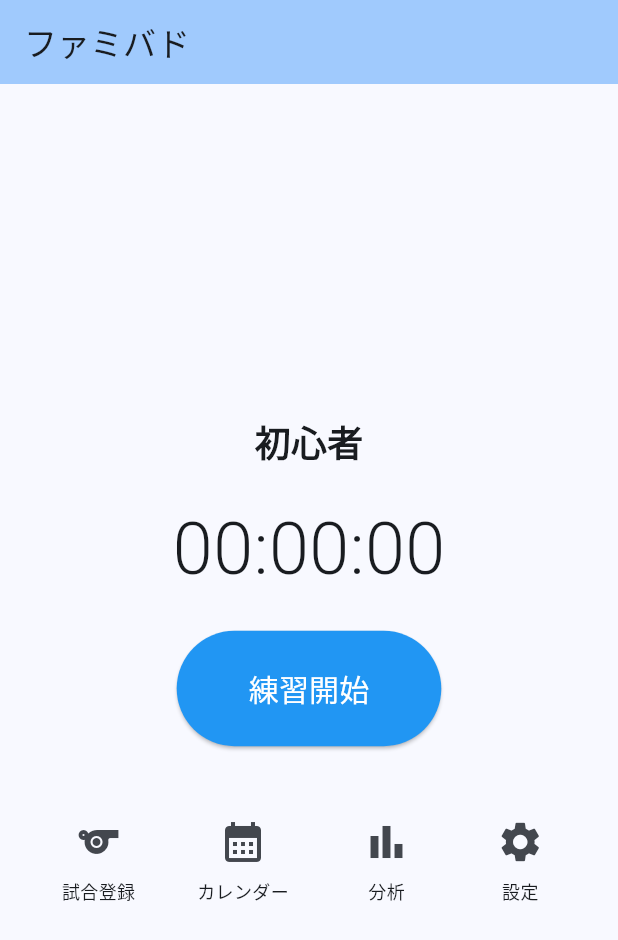
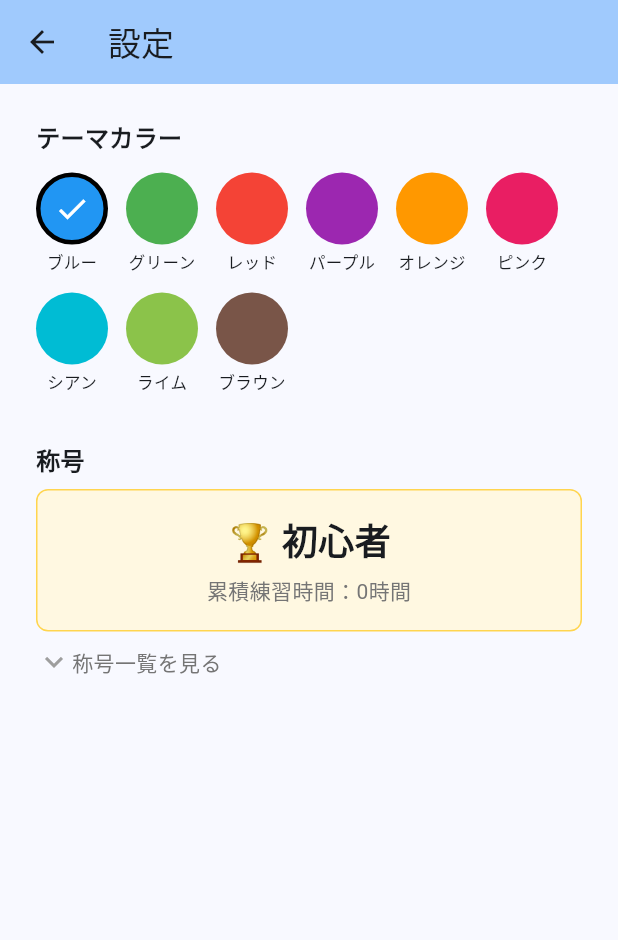
Before and after one commit to yuri-kuramoto/badminton-score-app, a Flutter app: the screen it shows after launch, after a tap on the "settings" icon, on a phone screen of 412 x 824 dp. Shown: the top 940 px of the screen. Run offline on Flutter 3.47's test engine with Material 3 defaults, Android fonts, the phone set to English and light mode, and no system bars; our stand-ins replace sqflite; accounts and stored records are empty.

Commit message:
設定画面: 称号折りたたみ、テーマカラー上部移動、カラー即時反映

```diff
--- a/lib/database/db_helper.dart
+++ b/lib/database/db_helper.dart
@@ -16,7 +16,12 @@ class DbHelper {
   Future<Database> _initDB(String fileName) async {
     final dbPath = await getDatabasesPath();
     final path = join(dbPath, fileName);
-    return await openDatabase(path, version: 1, onCreate: _createDB);
+    return await openDatabase(
+      path,
+      version: 2,
+      onCreate: _createDB,
+      onUpgrade: _upgradeDB,
+    );
   }
 
   Future _createDB(Database db, int version) async {
@@ -64,6 +69,7 @@ class DbHelper {
         id INTEGER PRIMARY KEY AUTOINCREMENT,
         theme_color TEXT NOT NULL DEFAULT '#2196F3',
         current_title_id INTEGER,
+        selected_title TEXT DEFAULT '初心者',
         FOREIGN KEY (current_title_id) REFERENCES titles (id)
       )
     ''');
@@ -77,9 +83,18 @@ class DbHelper {
     ''');
 
     await db.execute('''
-      INSERT INTO settings (theme_color, current_title_id) VALUES ('#2196F3', 1)
+      INSERT INTO settings (theme_color, current_title_id, selected_title) VALUES ('#2196F3', 1, '初心者')
     ''');
   }
+
+  Future _upgradeDB(Database db, int oldVersion, int newVersion) async {
+    if (oldVersion < 2) {
+      await db.execute(
+        'ALTER TABLE settings ADD COLUMN selected_title TEXT DEFAULT "初心者"'
+      );
+    }
+  }
+
   // 練習開始を記録
   Future<int> startPractice() async {
     final db = await database;
@@ -114,6 +129,7 @@ class DbHelper {
       whereArgs: [id],
     );
   }
+
   // 試合を保存
   Future<int> insertMatch(Map<String, dynamic> data) async {
     final db = await database;
@@ -125,6 +141,7 @@ class DbHelper {
     final db = await database;
     await db.insert('match_members', data);
   }
+
   // 日付ごとの練習時間を取得
   Future<Map<String, int>> getPracticeMinutesByDate() async {
     final db = await database;
@@ -152,6 +169,7 @@ class DbHelper {
       orderBy: 'started_at ASC',
     );
   }
+
   // 練習記録を手動追加
   Future<void> insertPracticeSession(
     DateTime startedAt,
@@ -197,6 +215,7 @@ class DbHelper {
       whereArgs: [id],
     );
   }
+
   // 累積練習時間（全期間）
   Future<int> getTotalPracticeMinutes() async {
     final db = await database;
@@ -265,6 +284,7 @@ class DbHelper {
       'draws': result.first['draws'] as int? ?? 0,
     };
   }
+
   // 時間かぶりチェック
   Future<bool> hasPracticeOverlap(
     String date,
@@ -293,4 +313,18 @@ class DbHelper {
     );
     return result.isNotEmpty;
   }
+
+  // 設定を取得
+  Future<Map<String, dynamic>> getSettings() async {
+    final db = await database;
+    final result = await db.query('settings', limit: 1);
+    if (result.isEmpty) return {};
+    return result.first;
   }
+
+  // 設定を更新
+  Future<void> updateSettings(Map<String, dynamic> data) async {
+    final db = await database;
+    await db.update('settings', data);
+  }
+}
--- a/lib/main.dart
+++ b/lib/main.dart
@@ -2,17 +2,53 @@ import 'package:flutter/material.dart';
 import 'database/db_helper.dart';
 import 'screens/match_register_screen.dart';
 import 'screens/calendar_screen.dart';
+import 'screens/analysis_screen.dart';
+import 'screens/settings_screen.dart';
 import 'package:flutter_localizations/flutter_localizations.dart';
-import 'screens/analysis_screen.dart';
 
 void main() async {
   WidgetsFlutterBinding.ensureInitialized();
   await DbHelper.instance.database;
-  runApp(const MyApp());
+  final settings = await DbHelper.instance.getSettings();
+  final savedColor = settings['theme_color'] as String? ?? '#2196F3';
+  runApp(MyApp(initialColor: savedColor));
 }
 
-class MyApp extends StatelessWidget {
-  const MyApp({super.key});
+class MyApp extends StatefulWidget {
+  final String initialColor;
+  const MyApp({super.key, required this.initialColor});
+
+  static _MyAppState of(BuildContext context) =>
+      context.findAncestorStateOfType<_MyAppState>()!;
+
+  @override
+  State<MyApp> createState() => _MyAppState();
+}
+
+class _MyAppState extends State<MyApp> {
+  late Color themeColor;
+
+  final Map<String, Color> colorMap = {
+    '#2196F3': Colors.blue,
+    '#4CAF50': Colors.green,
+    '#F44336': Colors.red,
+    '#9C27B0': Colors.purple,
+    '#FF9800': Colors.orange,
+    '#E91E63': Colors.pink,
+    '#00BCD4': Colors.cyan,
+    '#8BC34A': const Color(0xFF8BC34A),
+    '#795548': const Color(0xFF795548),
+  };
+
+  @override
+  void initState() {
+    super.initState();
+    themeColor = colorMap[widget.initialColor] ?? Colors.blue;
+  }
+
+  void updateThemeColor(Color color) {
+    setState(() => themeColor = color);
+  }
 
   @override
   Widget build(BuildContext context) {
@@ -27,7 +63,7 @@ class MyApp extends StatelessWidget {
         Locale('ja', 'JP'),
       ],
       theme: ThemeData(
-        colorScheme: ColorScheme.fromSeed(seedColor: Colors.blue),
+        colorScheme: ColorScheme.fromSeed(seedColor: themeColor),
         useMaterial3: true,
       ),
       home: const HomeScreen(),
@@ -48,6 +84,7 @@ class _HomeScreenState extends State<HomeScreen> {
   int? _currentSessionId;
   Duration _elapsed = Duration.zero;
   late final Stream<Duration> _timerStream;
+  String _currentTitle = '初心者';
 
   @override
   void initState() {
@@ -58,11 +95,18 @@ class _HomeScreenState extends State<HomeScreen> {
       }
       return Duration.zero;
     });
+    _loadSettings();
+  }
+
+  Future<void> _loadSettings() async {
+    final settings = await DbHelper.instance.getSettings();
+    setState(() {
+      _currentTitle = settings['selected_title'] as String? ?? '初心者';
+    });
   }
 
   void _togglePractice() async {
     if (_isPracticing) {
-      // 練習終了
       await DbHelper.instance.endPractice(_currentSessionId!);
       setState(() {
         _isPracticing = false;
@@ -71,7 +115,6 @@ class _HomeScreenState extends State<HomeScreen> {
         _startTime = null;
       });
     } else {
-      // 練習開始
       final id = await DbHelper.instance.startPractice();
       setState(() {
         _isPracticing = true;
@@ -99,13 +142,12 @@ class _HomeScreenState extends State<HomeScreen> {
         child: Column(
           mainAxisAlignment: MainAxisAlignment.center,
           children: [
-            const Text(
-              '初心者',
-              style: TextStyle(fontSize: 24, fontWeight: FontWeight.bold),
+            Text(
+              '🏆 $_currentTitle',
+              style: const TextStyle(fontSize: 20, fontWeight: FontWeight.bold),
             ),
             const SizedBox(height: 20),
 
-            // タイマー表示
             StreamBuilder<Duration>(
               stream: _timerStream,
               builder: (context, snapshot) {
@@ -118,11 +160,12 @@ class _HomeScreenState extends State<HomeScreen> {
             ),
             const SizedBox(height: 20),
 
-            // 練習開始/終了ボタン
             ElevatedButton(
               onPressed: _togglePractice,
               style: ElevatedButton.styleFrom(
-                backgroundColor: _isPracticing ? Colors.red : Colors.blue,
+                backgroundColor: _isPracticing
+                    ? Colors.red
+                    : Theme.of(context).colorScheme.primary,
                 foregroundColor: Colors.white,
                 padding: const EdgeInsets.symmetric(horizontal: 48, vertical: 24),
               ),
@@ -133,7 +176,6 @@ class _HomeScreenState extends State<HomeScreen> {
             ),
             const SizedBox(height: 40),
 
-            // ナビゲーションボタン
             Row(
               mainAxisAlignment: MainAxisAlignment.spaceEvenly,
               children: [
@@ -161,7 +203,15 @@ class _HomeScreenState extends State<HomeScreen> {
                     ),
                   );
                 }),
-                _navButton(Icons.settings, '設定', onTap: () {}),
+                _navButton(Icons.settings, '設定', onTap: () async {
+                  await Navigator.push(
+                    context,
+                    MaterialPageRoute(
+                      builder: (context) => const SettingsScreen(),
+                    ),
+                  );
+                  _loadSettings();
+                }),
               ],
             ),
           ],
--- /dev/null
+++ b/lib/screens/settings_screen.dart
@@ -0,0 +1,295 @@
+import 'package:flutter/material.dart';
+import '../database/db_helper.dart';
+import 'package:badminton_score_app/main.dart';
+
+class SettingsScreen extends StatefulWidget {
+  const SettingsScreen({super.key});
+
+  @override
+  State<SettingsScreen> createState() => _SettingsScreenState();
+}
+
+class _SettingsScreenState extends State<SettingsScreen> {
+  String _selectedColor = '#2196F3';
+  int _totalHours = 0;
+  String _currentTitle = '初心者';
+  bool _titleExpanded = false;
+
+  final Map<String, Color> _colorMap = {
+    '#2196F3': Colors.blue,
+    '#4CAF50': Colors.green,
+    '#F44336': Colors.red,
+    '#9C27B0': Colors.purple,
+    '#FF9800': Colors.orange,
+    '#E91E63': Colors.pink,
+    '#00BCD4': Colors.cyan,
+    '#8BC34A': const Color(0xFF8BC34A),
+    '#795548': const Color(0xFF795548),
+  };
+
+  final List<Map<String, dynamic>> _colorOptions = [
+    {'label': 'ブルー', 'color': '#2196F3', 'value': Colors.blue},
+    {'label': 'グリーン', 'color': '#4CAF50', 'value': Colors.green},
+    {'label': 'レッド', 'color': '#F44336', 'value': Colors.red},
+    {'label': 'パープル', 'color': '#9C27B0', 'value': Colors.purple},
+    {'label': 'オレンジ', 'color': '#FF9800', 'value': Colors.orange},
+    {'label': 'ピンク', 'color': '#E91E63', 'value': Colors.pink},
+    {'label': 'シアン', 'color': '#00BCD4', 'value': Colors.cyan},
+    {'label': 'ライム', 'color': '#8BC34A', 'value': Color(0xFF8BC34A)},
+    {'label': 'ブラウン', 'color': '#795548', 'value': Color(0xFF795548)},
+  ];
+
+  final List<Map<String, dynamic>> _titles = [
+    {'name': '初心者', 'hours': 0},
+    {'name': 'シャトル拾い係', 'hours': 3},
+    {'name': 'シャトル拾い係卒業', 'hours': 5},
+    {'name': 'コートデビュー', 'hours': 8},
+    {'name': 'シャトル追跡者', 'hours': 10},
+    {'name': 'ファミバド見習い', 'hours': 12},
+    {'name': '体育館常連', 'hours': 15},
+    {'name': 'ネット前待機勢', 'hours': 20},
+    {'name': 'ラリー初級者', 'hours': 25},
+    {'name': 'シャトル観察者', 'hours': 30},
+    {'name': 'ファミバドプレイヤー', 'hours': 35},
+    {'name': 'ラリー中級者', 'hours': 40},
+    {'name': '継続練習者', 'hours': 45},
+    {'name': '安定プレイヤー', 'hours': 50},
+    {'name': 'サーブ研究家', 'hours': 60},
+    {'name': '実力者', 'hours': 70},
+    {'name': '体育館第二住民', 'hours': 75},
+    {'name': 'ネットの番人', 'hours': 85},
+    {'name': 'シャトル破壊者', 'hours': 90},
+    {'name': '中級プレイヤー', 'hours': 100},
+    {'name': '試合経験者', 'hours': 110},
+    {'name': '実戦プレイヤー', 'hours': 120},
+    {'name': 'コート適応者', 'hours': 130},
+    {'name': '戦術理解者', 'hours': 140},
+    {'name': '試合巧者', 'hours': 150},
+    {'name': 'シャトルハンター', 'hours': 170},
+    {'name': '上級練習者', 'hours': 190},
+    {'name': 'コートの守護神', 'hours': 200},
+    {'name': '上級プレイヤー', 'hours': 225},
+    {'name': '体育館の主', 'hours': 250},
+    {'name': '競技上級者', 'hours': 275},
+    {'name': '強化プレイヤー', 'hours': 300},
+    {'name': 'ファミバド戦士', 'hours': 325},
+    {'name': 'ファミバド名人', 'hours': 350},
+    {'name': 'ファミバドマスター', 'hours': 375},
+    {'name': '上位競技者', 'hours': 400},
+    {'name': 'ファミバドの覇者', 'hours': 425},
+    {'name': '伝説への一歩', 'hours': 450},
+    {'name': 'ファミバドレジェンド', 'hours': 475},
+    {'name': 'コートの守護神', 'hours': 500},
+  ];
+
+  @override
+  void initState() {
+    super.initState();
+    _loadSettings();
+  }
+
+  Future<void> _loadSettings() async {
+    final settings = await DbHelper.instance.getSettings();
+    final totalMinutes = await DbHelper.instance.getTotalPracticeMinutes();
+    final totalHours = totalMinutes ~/ 60;
+    final colorStr = settings['theme_color'] as String? ?? '#2196F3';
+    final colorValue = _colorMap[colorStr] ?? Colors.blue;
+    MyApp.of(context).updateThemeColor(colorValue);
+    setState(() {
+      _selectedColor = colorStr;
+      _currentTitle = settings['selected_title'] as String? ?? '初心者';
+      _totalHours = totalHours;
+    });
+  }
+
+  Future<void> _saveColor(String color) async {
+    await DbHelper.instance.updateSettings({'theme_color': color});
+    final colorValue = _colorMap[color] ?? Colors.blue;
+    MyApp.of(context).updateThemeColor(colorValue);
+    setState(() => _selectedColor = color);
+  }
+
+  Future<void> _saveTitle(String title) async {
+    await DbHelper.instance.updateSettings({'selected_title': title});
+    setState(() => _currentTitle = title);
+  }
+
+  @override
+  Widget build(BuildContext context) {
+    return Scaffold(
+      appBar: AppBar(
+        title: const Text('設定'),
+        backgroundColor: Theme.of(context).colorScheme.inversePrimary,
+      ),
+      body: SingleChildScrollView(
+        padding: const EdgeInsets.all(24),
+        child: Column(
+          crossAxisAlignment: CrossAxisAlignment.start,
+          children: [
+            const Text('テーマカラー',
+                style: TextStyle(fontSize: 16, fontWeight: FontWeight.bold)),
+            const SizedBox(height: 12),
+            Wrap(
+              spacing: 12,
+              runSpacing: 12,
+              children: _colorOptions.map((option) {
+                final isSelected = _selectedColor == option['color'];
+                return GestureDetector(
+                  onTap: () => _saveColor(option['color'] as String),
+                  child: Column(
+                    children: [
+                      Container(
+                        width: 48,
+                        height: 48,
+                        decoration: BoxDecoration(
+                          color: option['value'] as Color,
+                          shape: BoxShape.circle,
+                          border: isSelected
+                              ? Border.all(color: Colors.black, width: 3)
+                              : null,
+                        ),
+                        child: isSelected
+                            ? const Icon(Icons.check, color: Colors.white)
+                            : null,
+                      ),
+                      const SizedBox(height: 4),
+                      Text(option['label'] as String,
+                          style: const TextStyle(fontSize: 11)),
+                    ],
+                  ),
+                );
+              }).toList(),
+            ),
+            const SizedBox(height: 32),
+            const Text('称号',
+                style: TextStyle(fontSize: 16, fontWeight: FontWeight.bold)),
+            const SizedBox(height: 8),
+            Container(
+              width: double.infinity,
+              padding: const EdgeInsets.all(16),
+              decoration: BoxDecoration(
+                color: Colors.amber.shade50,
+                borderRadius: BorderRadius.circular(8),
+                border: Border.all(color: Colors.amber.shade300),
+              ),
+              child: Column(
+                children: [
+                  Text(
+                    '🏆 $_currentTitle',
+                    style: const TextStyle(
+                        fontSize: 24, fontWeight: FontWeight.bold),
+                  ),
+                  const SizedBox(height: 4),
+                  Text(
+                    '累積練習時間：$_totalHours時間',
+                    style: TextStyle(color: Colors.grey.shade600),
+                  ),
+                ],
+              ),
+            ),
+            const SizedBox(height: 8),
+            GestureDetector(
+              onTap: () => setState(() => _titleExpanded = !_titleExpanded),
+              child: Row(
+                children: [
+                  Icon(
+                    _titleExpanded ? Icons.expand_less : Icons.expand_more,
+                    color: Colors.grey,
+                  ),
+                  Text(
+                    _titleExpanded ? '称号一覧を閉じる' : '称号一覧を見る',
+                    style: TextStyle(color: Colors.grey.shade600),
+                  ),
+                ],
+              ),
+            ),
+            if (_titleExpanded)
+              ..._titles.map((t) {
+                final hours = t['hours'] as int;
+                final name = t['name'] as String;
+                final achieved = _totalHours >= hours;
+                final isSelected = _currentTitle == name;
+                final remaining = hours - _totalHours;
+
+                return Padding(
+                  padding: const EdgeInsets.symmetric(vertical: 4),
+                  child: GestureDetector(
+                    onTap: achieved ? () => _saveTitle(name) : null,
+                    child: Container(
+                      padding: const EdgeInsets.symmetric(
+                          horizontal: 16, vertical: 10),
+                      decoration: BoxDecoration(
+                        color: isSelected
+                            ? Colors.amber.shade100
+                            : achieved
+                                ? Colors.grey.shade50
+                                : Colors.grey.shade100,
+                        borderRadius: BorderRadius.circular(8),
+                        border: Border.all(
+                          color: isSelected
+                              ? Colors.amber.shade400
+                              : Colors.grey.shade300,
+                        ),
+                      ),
+                      child: Row(
+                        children: [
+                          Icon(
+                            isSelected
+                                ? Icons.check_circle
+                                : achieved
+                                    ? Icons.circle_outlined
+                                    : Icons.lock,
+                            color: isSelected
+                                ? Colors.amber
+                                : achieved
+                                    ? Colors.grey
+                                    : Colors.grey.shade400,
+                            size: 20,
+                          ),
+                          const SizedBox(width: 12),
+                          Expanded(
+                            child: Column(
+                              crossAxisAlignment: CrossAxisAlignment.start,
+                              children: [
+                                Text(
+                                  name,
+                                  style: TextStyle(
+                                    fontSize: 16,
+                                    fontWeight: isSelected
+                                        ? FontWeight.bold
+                                        : FontWeight.normal,
+                                    color: achieved
+                                        ? Colors.black
+                                        : Colors.grey.shade400,
+                                  ),
+                                ),
+                                Text(
+                                  achieved
+                                      ? '$hours時間以上で解放'
+                                      : 'あと${remaining}時間で解放',
+                                  style: TextStyle(
+                                    fontSize: 12,
+                                    color: achieved
+                                        ? Colors.grey.shade500
+                                        : Colors.grey.shade400,
+                                  ),
+                                ),
+                              ],
+                            ),
+                          ),
+                          if (isSelected)
+                            const Text('使用中',
+                                style: TextStyle(
+                                    fontSize: 12, color: Colors.amber)),
+                        ],
+                      ),
+                    ),
+                  ),
+                );
+              }),
+          ],
+        ),
+      ),
+    );
+  }
+}
```
Lines whose indentation alone changed are shown as unchanged.
